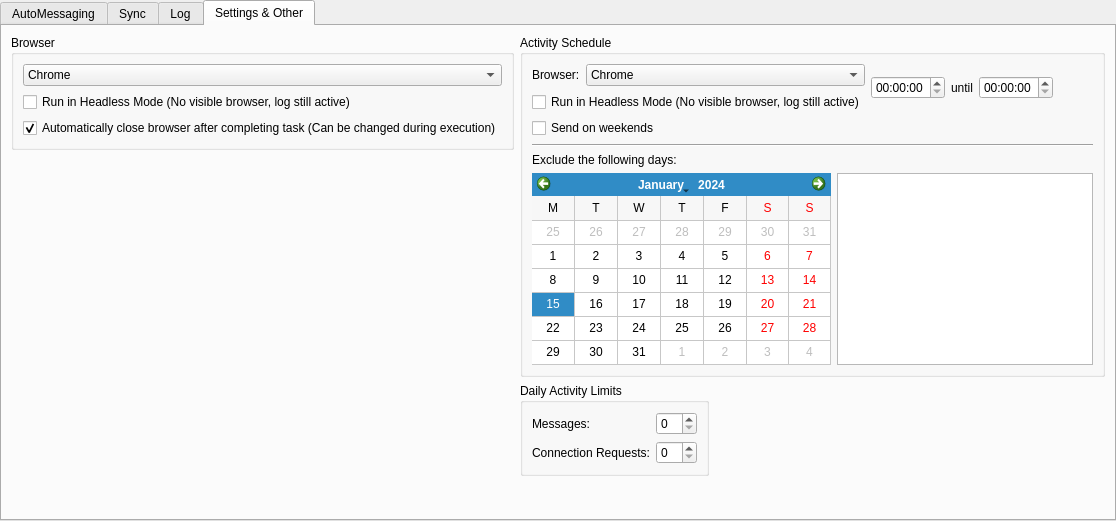
The window that src/gui/ui/instancewidget.ui (smalbadger/social) describes before a commit, drawn with Qt 5.
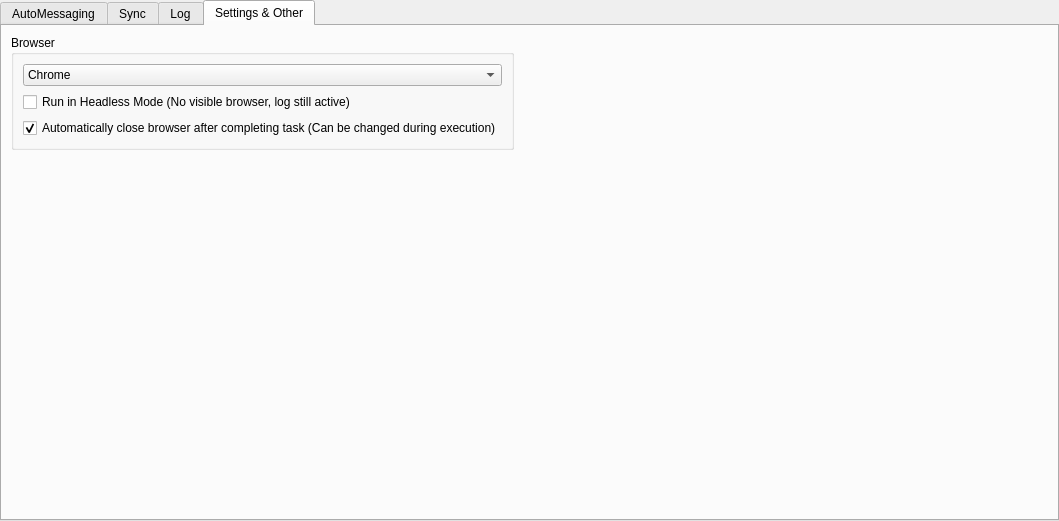
The same window after the commit. The open tabs and pages were chosen to show the change. Icons and pictures are not drawn.

Commit message: Colored fractions that range from green to red as we approach the daily limits.

Diff of the .ui file:
```diff
--- a/src/gui/ui/instancewidget.ui
+++ b/src/gui/ui/instancewidget.ui
@@ -6,7 +6,7 @@
    <rect>
     <x>0</x>
     <y>0</y>
-    <width>1029</width>
+    <width>1059</width>
     <height>521</height>
    </rect>
   </property>
@@ -565,212 +565,17 @@
         </layout>
        </item>
        <item>
-        <layout class="QVBoxLayout" name="verticalLayout_5">
-         <item>
-          <widget class="QGroupBox" name="groupBox_4">
-           <property name="sizePolicy">
-            <sizepolicy hsizetype="Minimum" vsizetype="Minimum">
-             <horstretch>0</horstretch>
-             <verstretch>0</verstretch>
-            </sizepolicy>
-           </property>
-           <property name="title">
-            <string>Activity Schedule</string>
-           </property>
-           <layout class="QVBoxLayout" name="verticalLayout_3">
-            <item>
-             <layout class="QHBoxLayout" name="horizontalLayout_6">
-              <item>
-               <layout class="QVBoxLayout" name="verticalLayout_2">
-                <item>
-                 <layout class="QFormLayout" name="formLayout2">
-                  <item row="0" column="0">
-                   <widget class="QLabel" name="label_2">
-                    <property name="text">
-                     <string>Browser:</string>
-                    </property>
-                   </widget>
-                  </item>
-                  <item row="0" column="1">
-                   <widget class="QComboBox" name="browserBox">
-                    <item>
-                     <property name="text">
-                      <string>Chrome</string>
-                     </property>
-                    </item>
-                   </widget>
-                  </item>
-                 </layout>
-                </item>
-                <item>
-                 <widget class="QCheckBox" name="headlessBoxGeneral">
-                  <property name="text">
-                   <string>Run in Headless Mode (No visible browser, log still active)</string>
-                  </property>
-                 </widget>
-                </item>
-               </layout>
-              </item>
-              <item>
-               <widget class="QTimeEdit" name="timeEdit_2"/>
-              </item>
-              <item>
-               <widget class="QLabel" name="label_5">
-                <property name="text">
-                 <string>until</string>
-                </property>
-               </widget>
-              </item>
-              <item>
-               <widget class="QTimeEdit" name="timeEdit"/>
-              </item>
-              <item>
-               <spacer name="horizontalSpacer">
-                <property name="orientation">
-                 <enum>Qt::Horizontal</enum>
-                </property>
-                <property name="sizeHint" stdset="0">
-                 <size>
-                  <width>40</width>
-                  <height>20</height>
-                 </size>
-                </property>
-               </spacer>
-              </item>
-             </layout>
-            </item>
-            <item>
-             <widget class="QCheckBox" name="checkBox">
-              <property name="text">
-               <string>Send on weekends</string>
-              </property>
-             </widget>
-            </item>
-            <item>
-             <widget class="Line" name="line">
-              <property name="orientation">
-               <enum>Qt::Horizontal</enum>
-              </property>
-             </widget>
-            </item>
-            <item>
-             <widget class="QLabel" name="label_6">
-              <property name="text">
-               <string>Exclude the following days:</string>
-              </property>
-             </widget>
-            </item>
-            <item>
-             <layout class="QHBoxLayout" name="horizontalLayout_7">
-              <item>
-               <widget class="QCalendarWidget" name="calendarWidget">
-                <property name="sizePolicy">
-                 <sizepolicy hsizetype="Minimum" vsizetype="Minimum">
-                  <horstretch>0</horstretch>
-                  <verstretch>0</verstretch>
-                 </sizepolicy>
-                </property>
-                <property name="layoutDirection">
-                 <enum>Qt::LeftToRight</enum>
-                </property>
-                <property name="firstDayOfWeek">
-                 <enum>Qt::Monday</enum>
-                </property>
-                <property name="gridVisible">
-                 <bool>true</bool>
-                </property>
-                <property name="selectionMode">
-                 <enum>QCalendarWidget::SingleSelection</enum>
-                </property>
-                <property name="horizontalHeaderFormat">
-                 <enum>QCalendarWidget::SingleLetterDayNames</enum>
-                </property>
-                <property name="verticalHeaderFormat">
-                 <enum>QCalendarWidget::NoVerticalHeader</enum>
-                </property>
-                <property name="navigationBarVisible">
-                 <bool>true</bool>
-                </property>
-                <property name="dateEditEnabled">
-                 <bool>false</bool>
-                </property>
-               </widget>
-              </item>
-              <item>
-               <widget class="QListWidget" name="listWidget">
-                <property name="sizePolicy">
-                 <sizepolicy hsizetype="Minimum" vsizetype="Minimum">
-                  <horstretch>0</horstretch>
-                  <verstretch>0</verstretch>
-                 </sizepolicy>
-                </property>
-               </widget>
-              </item>
-             </layout>
-            </item>
-           </layout>
-          </widget>
-         </item>
-         <item>
-          <layout class="QHBoxLayout" name="horizontalLayout_5">
-           <item>
-            <widget class="QGroupBox" name="groupBox_5">
-             <property name="title">
-              <string>Daily Activity Limits</string>
-             </property>
-             <layout class="QFormLayout" name="formLayout_2">
-              <item row="0" column="0">
-               <widget class="QLabel" name="label_2">
-                <property name="text">
-                 <string>Messages:</string>
-                </property>
-               </widget>
-              </item>
-              <item row="0" column="1">
-               <widget class="QSpinBox" name="spinBox"/>
-              </item>
-              <item row="1" column="0">
-               <widget class="QLabel" name="label_3">
-                <property name="text">
-                 <string>Connection Requests:</string>
-                </property>
-               </widget>
-              </item>
-              <item row="1" column="1">
-               <widget class="QSpinBox" name="spinBox_2"/>
-              </item>
-             </layout>
-            </widget>
-           </item>
-           <item>
-            <spacer name="horizontalSpacer_5">
-             <property name="orientation">
-              <enum>Qt::Horizontal</enum>
-             </property>
-             <property name="sizeHint" stdset="0">
-              <size>
-               <width>40</width>
-               <height>20</height>
-              </size>
-             </property>
-            </spacer>
-           </item>
-          </layout>
-         </item>
-         <item>
-          <spacer name="verticalSpacer_2">
-           <property name="orientation">
-            <enum>Qt::Vertical</enum>
-           </property>
-           <property name="sizeHint" stdset="0">
-            <size>
-             <width>20</width>
-             <height>40</height>
-            </size>
-           </property>
-          </spacer>
-         </item>
-        </layout>
+        <spacer name="horizontalSpacer">
+         <property name="orientation">
+          <enum>Qt::Horizontal</enum>
+         </property>
+         <property name="sizeHint" stdset="0">
+          <size>
+           <width>40</width>
+           <height>20</height>
+          </size>
+         </property>
+        </spacer>
        </item>
       </layout>
      </widget>
```
Left out of the diff: 2 changed lines with no effect on the pictures. The commit also changes 4 other files.
